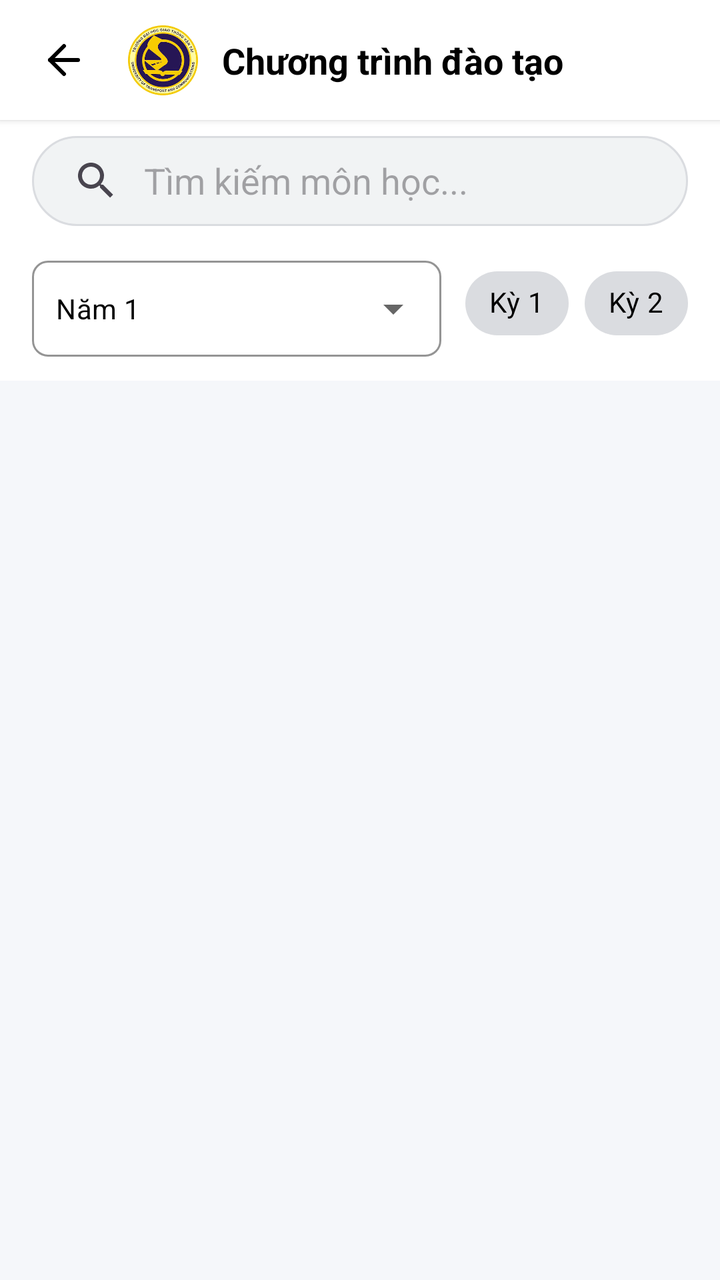
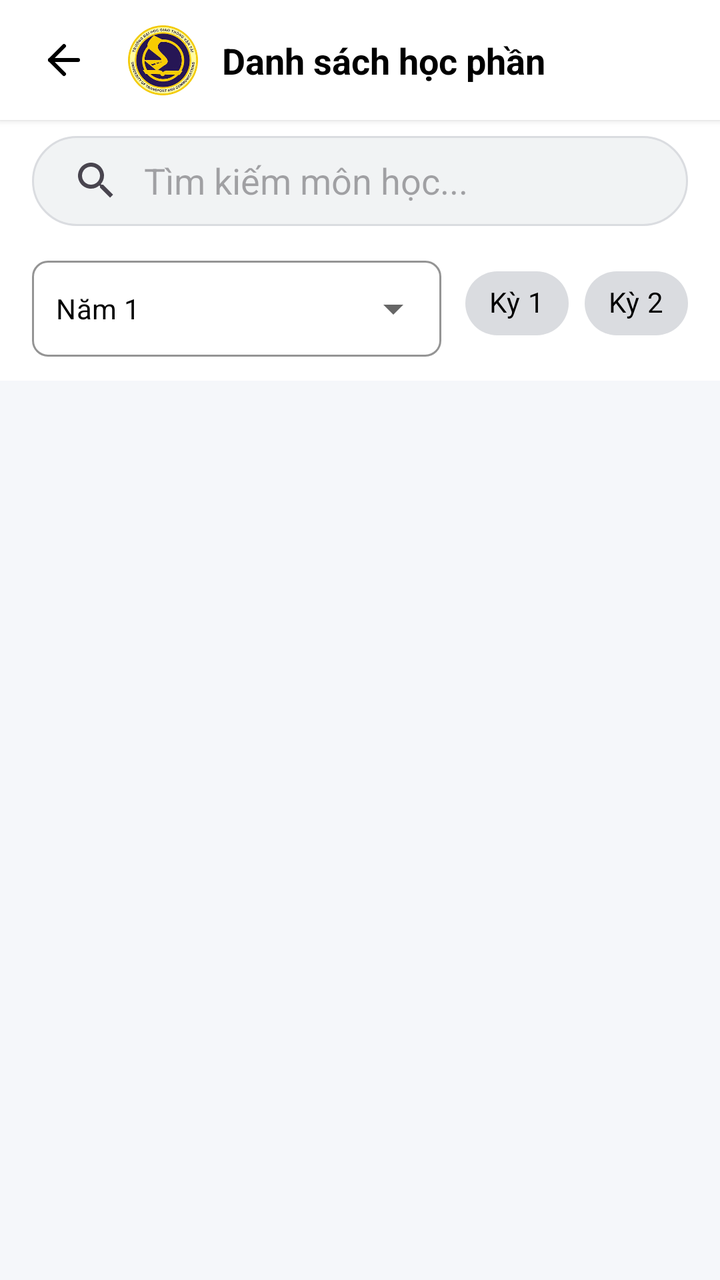

Before-and-after screenshots of an Android layout around one commit, followed by the original layout XML and the change that was made.
<!-- AndroidManifest.xml: application theme Theme.UTC2AppReborn -->
<!-- res/layout/activity_subject_list.xml -->
<?xml version="1.0" encoding="utf-8"?>
<androidx.constraintlayout.widget.ConstraintLayout xmlns:android="http://schemas.android.com/apk/res/android"
    xmlns:app="http://schemas.android.com/apk/res-auto"
    android:layout_width="match_parent"
    android:layout_height="match_parent"
    xmlns:tools="http://schemas.android.com/tools"
    android:background="@color/background_gray"
    android:fitsSystemWindows="true">

    <androidx.constraintlayout.widget.ConstraintLayout
        android:id="@+id/headerBar"
        android:layout_width="match_parent"
        android:layout_height="60dp"
        android:background="@color/white"
        android:elevation="2dp"
        app:layout_constraintTop_toTopOf="parent">

        <ImageButton
            android:id="@+id/btnBackProfile"
            android:layout_width="48dp"
            android:layout_height="48dp"
            android:layout_marginStart="8dp"
            android:background="?attr/selectableItemBackgroundBorderless"
            android:contentDescription="@string/back"
            android:src="@drawable/ic_arrow_left"
            app:layout_constraintBottom_toBottomOf="parent"
            app:layout_constraintStart_toStartOf="parent"
            app:layout_constraintTop_toTopOf="parent"
            app:tint="@color/text_black" />

        <ImageView
            android:id="@+id/logoSmall"
            android:layout_width="35dp"
            android:layout_height="35dp"
            android:layout_marginStart="8dp"
            android:contentDescription="@string/app_name"
            android:src="@drawable/logo_utc2"
            app:layout_constraintBottom_toBottomOf="parent"
            app:layout_constraintStart_toEndOf="@id/btnBackProfile"
            app:layout_constraintTop_toTopOf="parent" />

        <TextView
            android:layout_width="wrap_content"
            android:layout_height="wrap_content"
            android:layout_marginStart="12dp"
            android:text="@string/training_program"
            android:textColor="@color/text_black"
            android:textSize="18sp"
            android:textStyle="bold"
            app:layout_constraintBottom_toBottomOf="parent"
            app:layout_constraintStart_toEndOf="@id/logoSmall"
            app:layout_constraintTop_toTopOf="parent" />
    </androidx.constraintlayout.widget.ConstraintLayout>

    <LinearLayout
        android:id="@+id/controlPanel"
        android:layout_width="match_parent"
        android:layout_height="wrap_content"
        android:background="@color/white"
        android:orientation="vertical"
        android:paddingHorizontal="16dp"
        android:paddingBottom="12dp"
        app:layout_constraintTop_toBottomOf="@id/headerBar">

        <androidx.appcompat.widget.SearchView
            android:id="@+id/searchView"
            android:layout_width="match_parent"
            android:layout_height="45dp"
            android:layout_marginTop="8dp"
            android:background="@drawable/bg_edittext"
            app:iconifiedByDefault="false"
            app:queryBackground="@android:color/transparent"
            app:queryHint="@string/search_hint" />

        <LinearLayout
            android:layout_width="match_parent"
            android:layout_height="wrap_content"
            android:layout_marginTop="12dp"
            android:gravity="center_vertical"
            android:orientation="horizontal">

            <com.google.android.material.textfield.TextInputLayout
                style="@style/Widget.MaterialComponents.TextInputLayout.OutlinedBox.ExposedDropdownMenu"
                android:layout_width="0dp"
                android:layout_height="wrap_content"
                android:layout_weight="1"
                app:boxCornerRadiusBottomEnd="8dp"
                app:boxCornerRadiusBottomStart="8dp"
                app:boxCornerRadiusTopEnd="8dp"
                app:boxCornerRadiusTopStart="8dp"
                app:boxStrokeColor="@color/primary_blue">

                <AutoCompleteTextView
                    android:id="@+id/dropYear"
                    android:layout_width="match_parent"
                    android:layout_height="wrap_content"
                    android:minHeight="48dp"
                    android:inputType="none"
                    android:paddingVertical="12dp"
                    android:paddingStart="12dp"
                    android:paddingEnd="12dp"
                    android:text="Năm 1"
                    android:textSize="14sp"
                    android:textColor="@color/text_black"
                    tools:ignore="SpeakableTextPresentCheck" />

            </com.google.android.material.textfield.TextInputLayout>

            <com.google.android.material.chip.ChipGroup
                android:id="@+id/chipGroupSemester"
                android:layout_width="wrap_content"
                android:layout_height="wrap_content"
                android:layout_marginStart="12dp"
                app:selectionRequired="true"
                app:singleSelection="true">

                <com.google.android.material.chip.Chip
                    android:id="@+id/chipSem1"
                    style="@style/Widget.MaterialComponents.Chip.Choice"
                    android:layout_width="wrap_content"
                    android:layout_height="wrap_content"
                    android:text="@string/semester_1"
                    android:textColor="@drawable/text_chip_semester"
                    app:chipBackgroundColor="@drawable/bg_chip_semester"
                    app:chipStrokeWidth="0dp" />

                <com.google.android.material.chip.Chip
                    android:id="@+id/chipSem2"
                    style="@style/Widget.MaterialComponents.Chip.Choice"
                    android:layout_width="wrap_content"
                    android:layout_height="wrap_content"
                    android:text="@string/semester_2"
                    android:textColor="@drawable/text_chip_semester"
                    app:chipBackgroundColor="@drawable/bg_chip_semester"
                    app:chipStrokeWidth="0dp" />
            </com.google.android.material.chip.ChipGroup>
        </LinearLayout>
    </LinearLayout>

    <androidx.recyclerview.widget.RecyclerView
        android:id="@+id/recyclerSubject"
        android:layout_width="match_parent"
        android:layout_height="0dp"
        android:clipToPadding="false"
        android:padding="8dp"
        app:layout_constraintBottom_toBottomOf="parent"
        app:layout_constraintTop_toBottomOf="@id/controlPanel" />

</androidx.constraintlayout.widget.ConstraintLayout>
<!-- resources referenced by this layout -->
<resources>
  <color name="background_gray">#F5F7FA</color>
  <color name="primary_blue">#1F3A68</color>
  <color name="text_black">#000000</color>
  <color name="white">#FFFFFFFF</color>
  <!-- drawable bg_chip_semester (drawable) -->
  <?xml version="1.0" encoding="utf-8"?>
  <selector xmlns:android="http://schemas.android.com/apk/res/android">
      <item android:state_checked="true" android:color="@color/text_black" />
      <item android:color="@color/gray2" />
  </selector>
  <!-- drawable bg_edittext (drawable) -->
  <?xml version="1.0" encoding="utf-8"?>
  <shape xmlns:android="http://schemas.android.com/apk/res/android">
      <solid android:color="@color/gray1" />
      <corners android:radius="22dp" />
      <stroke android:width="1dp" android:color="@color/gray2" />
  </shape>
  <!-- drawable ic_arrow_left (drawable) -->
  <vector xmlns:android="http://schemas.android.com/apk/res/android"
      android:width="24dp"
      android:height="24dp"
      android:viewportWidth="24"
      android:viewportHeight="24">
  
      <path
          android:pathData="M12 19 L5 12 L12 5"
          android:strokeWidth="2"
          android:strokeColor="?attr/colorOnBackground"
          android:fillColor="@android:color/transparent"
          android:strokeLineCap="round"
          android:strokeLineJoin="round"/>
  
      <path
          android:pathData="M19 12 H5"
          android:strokeWidth="2"
          android:strokeColor="?attr/colorOnBackground"
          android:fillColor="@android:color/transparent"
          android:strokeLineCap="round"
          android:strokeLineJoin="round"/>
  
  </vector>
  <!-- drawable logo_utc2: png bitmap (drawable, 96043 bytes) -->
  <!-- drawable text_chip_semester (drawable) -->
  <?xml version="1.0" encoding="utf-8"?>
  <selector xmlns:android="http://schemas.android.com/apk/res/android">
      <item android:state_checked="true" android:color="@color/white" />
      <item android:color="@color/text_black" />
  </selector>
  <string name="app_name">UTC2 App Reborn</string>
  <string name="back">Quay về</string>
  <string name="search_hint">Tìm kiếm môn học...</string>
  <string name="semester_1">Kỳ 1</string>
  <string name="semester_2">Kỳ 2</string>
  <string name="training_program">Chương trình đào tạo</string>
  <style name="Theme.UTC2AppReborn" parent="Base.Theme.UTC2AppReborn" />
  <color name="gray2">#DADCE0</color>
  <color name="gray1">#F1F3F4</color>
  <style name="Base.Theme.UTC2AppReborn" parent="Theme.Material3.DayNight.NoActionBar">
  
          
          
  
          
          <item name="colorPrimary">@color/primary</item>
  
          
          <item name="colorOnSurface">#000000</item>
  
          
          <item name="colorOnPrimary">#000000</item>
  
          
          <item name="colorOnBackground">#000000</item>
  
      </style>
  <color name="primary">#1565C0</color>
</resources>

<!-- the commit's change to res/layout/activity_subject_list.xml (unified diff, before → after) -->
@@ -43,7 +43,7 @@
             android:layout_width="wrap_content"
             android:layout_height="wrap_content"
             android:layout_marginStart="12dp"
-            android:text="@string/training_program"
+            android:text="@string/profile_subject_list"
             android:textColor="@color/text_black"
             android:textSize="18sp"
             android:textStyle="bold"
<!-- resource entries referenced after the edit -->
@@ -50,10 +50,10 @@
   </selector>
   <string name="app_name">UTC2 App Reborn</string>
   <string name="back">Quay về</string>
+  <string name="profile_subject_list">Danh sách học phần</string>
   <string name="search_hint">Tìm kiếm môn học...</string>
   <string name="semester_1">Kỳ 1</string>
   <string name="semester_2">Kỳ 2</string>
-  <string name="training_program">Chương trình đào tạo</string>
   <style name="Theme.UTC2AppReborn" parent="Base.Theme.UTC2AppReborn" />
   <color name="gray2">#DADCE0</color>
   <color name="gray1">#F1F3F4</color>
